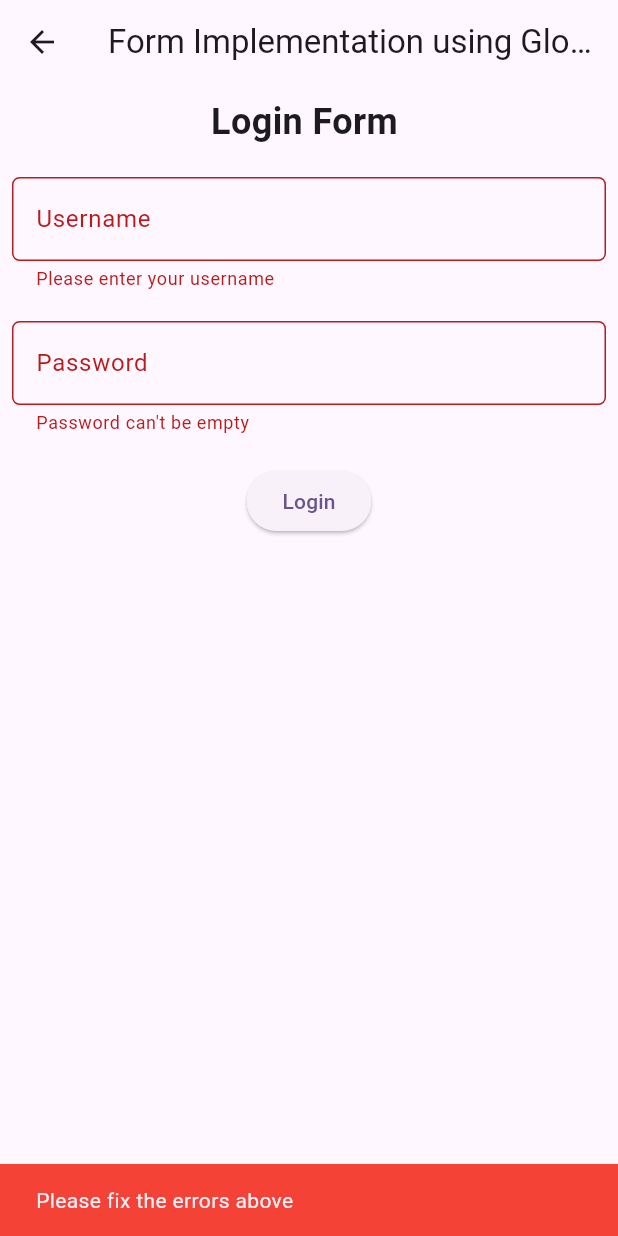
After one commit to anurudha-singh/interview_preparation_level_2, a Flutter app: the SeventhScreen screen opened by its route, after a tap on "Login", on a phone screen of 412 x 824 dp. The commit adds this screen. Run offline on Flutter 3.47's test engine with Material 3 defaults, Android fonts, the light colour scheme and no system bars.

Commit message:
Add Seventh Screen with login form and navigation from Sixth Screen

```diff
--- /dev/null
+++ b/lib/screens/seventh_screen.dart
@@ -0,0 +1,122 @@
+import 'package:flutter/material.dart';
+
+class SeventhScreen extends StatefulWidget {
+  static String routeName = '/seventh_screen';
+  const SeventhScreen({super.key});
+
+  @override
+  State<SeventhScreen> createState() => _SeventhScreenState();
+}
+
+class _SeventhScreenState extends State<SeventhScreen> {
+  final _formKey = GlobalKey<FormState>();
+  final _usernameController = TextEditingController();
+  final _passwordController = TextEditingController();
+
+  @override
+  void dispose() {
+    _usernameController.dispose();
+    _passwordController.dispose();
+    super.dispose();
+  }
+
+  @override
+  Widget build(BuildContext context) {
+    return GestureDetector(
+      behavior: HitTestBehavior.translucent,
+      onTap: () => FocusScope.of(context).unfocus(),
+      child: Scaffold(
+        resizeToAvoidBottomInset: true,
+        // backgroundColor: Colors.blueGrey,
+        appBar: AppBar(title: Text('Form Implementation using Global Key')),
+        body: SingleChildScrollView(
+          child: Form(
+            key: _formKey,
+            child: Padding(
+              padding: const EdgeInsets.all(8.0),
+              child: Column(
+                // mainAxisAlignment: MainAxisAlignment.center,
+                children: [
+                  Text(
+                    'Login Form ',
+                    style: TextStyle(fontSize: 24, fontWeight: FontWeight.bold),
+                  ),
+                  SizedBox(height: 20),
+                  TextFormField(
+                    controller: _usernameController,
+                    decoration: InputDecoration(
+                      labelText: 'Username',
+                      border: OutlineInputBorder(
+                        borderRadius: BorderRadius.all(Radius.circular(5)),
+                      ),
+                      hintText: 'Enter your username',
+                    ),
+                    validator: (value) {
+                      if (value == null || value.isEmpty) {
+                        return 'Please enter your username';
+                      }
+                      return null;
+                    },
+                  ),
+                  SizedBox(height: 20),
+                  TextFormField(
+                    controller: _passwordController,
+                    obscureText: true, // Added for password security
+                    decoration: InputDecoration(
+                      labelText: 'Password',
+                      border: OutlineInputBorder(
+                        borderRadius: BorderRadius.all(Radius.circular(5)),
+                      ),
+                      hintText: 'Enter your password',
+                    ),
+
+                    validator: (value) {
+                      if (value == null || value.isEmpty) {
+                        return "Password can't be empty";
+                      }
+                      if (value.length < 6) {
+                        return "Password must be at least 6 characters";
+                      }
+                      return null;
+                    },
+                  ),
+                  SizedBox(height: 20),
+                  ElevatedButton(
+                    onPressed: () {
+                      if (_formKey.currentState!.validate()) {
+                        // Form is valid, proceed with login
+                        ScaffoldMessenger.of(context).showSnackBar(
+                          SnackBar(
+                            content: Text(
+                              'Login successful! Username: ${_usernameController.text}',
+                            ),
+                            backgroundColor: Colors.green,
+                          ),
+                        );
+                        // Clear the form after successful validation
+                        _usernameController.clear();
+                        _passwordController.clear();
+                        // Dismiss keyboard
+                      } else {
+                        // Form is invalid, show
+                        //error message
+                        ScaffoldMessenger.of(context).showSnackBar(
+                          const SnackBar(
+                            content: Text('Please fix the errors above'),
+                            backgroundColor: Colors.red,
+                          ),
+                        );
+                      }
+                      FocusScope.of(context).unfocus();
+                    },
+                    child: Text('Login'),
+                  ),
+                ],
+              ),
+            ),
+          ),
+        ),
+      ),
+    );
+  }
+}
--- a/lib/screens/sixth_screen.dart
+++ b/lib/screens/sixth_screen.dart
@@ -1,5 +1,6 @@
 import 'package:flutter/material.dart';
 import 'package:sharpsheel/screens/fifth_screen.dart';
+import 'package:sharpsheel/screens/seventh_screen.dart';
 
 class SixthScreen extends StatefulWidget {
   const SixthScreen({super.key});
@@ -45,6 +46,12 @@ class _SixthScreenState extends State<SixthScreen> {
                 ),
               ],
             ),
+            ElevatedButton(
+              onPressed: () {
+                Navigator.pushNamed(context, SeventhScreen.routeName);
+              },
+              child: Text('Form implementation using Global Key validation'),
+            ),
           ],
         ),
       ),
--- a/lib/utils/routes.dart
+++ b/lib/utils/routes.dart
@@ -2,6 +2,7 @@ import 'package:sharpsheel/screens/fifth_screen.dart';
 import 'package:sharpsheel/screens/first_screen.dart';
 import 'package:sharpsheel/screens/fourth_screen.dart';
 import 'package:sharpsheel/screens/second_screen.dart';
+import 'package:sharpsheel/screens/seventh_screen.dart';
 import 'package:sharpsheel/screens/sixth_screen.dart';
 import 'package:sharpsheel/screens/third_screen.dart';
 import 'package:sharpsheel/screens/users_list.dart';
@@ -14,4 +15,5 @@ dynamic routes() => {
   FourthScreen.routeName: (context) => FourthScreen(),
   FifthScreen.routeName: (context) => FifthScreen(),
   SixthScreen.routeName: (ctx) => SixthScreen(),
+  SeventhScreen.routeName: (_) => SeventhScreen(),
 };
```
